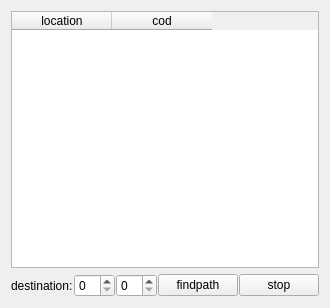
Old version of the form SaSH/form/mapform.ui in the repository bestkakkoii/SaSH.
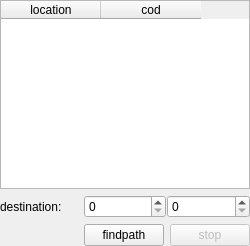
New version of the form.

```diff
--- a/SaSH/form/mapform.ui
+++ b/SaSH/form/mapform.ui
@@ -6,15 +6,35 @@
    <rect>
     <x>0</x>
     <y>0</y>
-    <width>293</width>
-    <height>308</height>
+    <width>250</width>
+    <height>246</height>
    </rect>
   </property>
   <property name="windowTitle">
    <string>MapForm</string>
   </property>
+  <property name="styleSheet">
+   <string notr="true"/>
+  </property>
   <layout class="QGridLayout" name="gridLayout">
+   <property name="leftMargin">
+    <number>0</number>
+   </property>
+   <property name="topMargin">
+    <number>0</number>
+   </property>
+   <property name="rightMargin">
+    <number>0</number>
+   </property>
+   <property name="bottomMargin">
+    <number>0</number>
+   </property>
+   <property name="spacing">
+    <number>0</number>
+   </property>
    <item row="0" column="0">
+    <layout class="QVBoxLayout" name="verticalLayout">
+     <item>
     <widget class="QTableWidget" name="tableWidget_map">
      <attribute name="verticalHeaderVisible">
       <bool>false</bool>
@@ -31,7 +51,7 @@
      </column>
     </widget>
    </item>
-   <item row="1" column="0">
+     <item>
     <layout class="QHBoxLayout" name="horizontalLayout_map">
      <property name="spacing">
       <number>1</number>
@@ -44,10 +64,35 @@
       </widget>
      </item>
      <item>
-      <widget class="QSpinBox" name="spinBox_findpath_x"/>
+        <widget class="QSpinBox" name="spinBox_findpath_x">
+         <property name="maximum">
+          <number>1500</number>
+         </property>
+        </widget>
      </item>
      <item>
-      <widget class="QSpinBox" name="spinBox_findpath_y"/>
+        <widget class="QSpinBox" name="spinBox_findpath_y">
+         <property name="maximum">
+          <number>1500</number>
+         </property>
+        </widget>
+       </item>
+      </layout>
+     </item>
+     <item>
+      <layout class="QHBoxLayout" name="horizontalLayout">
+       <item>
+        <spacer name="horizontalSpacer">
+         <property name="orientation">
+          <enum>Qt::Horizontal</enum>
+         </property>
+         <property name="sizeHint" stdset="0">
+          <size>
+           <width>40</width>
+           <height>20</height>
+          </size>
+         </property>
+        </spacer>
      </item>
      <item>
       <widget class="QPushButton" name="pushButton_findpath_start">
@@ -58,10 +103,15 @@
      </item>
      <item>
       <widget class="QPushButton" name="pushButton_findpath_stop">
+         <property name="enabled">
+          <bool>false</bool>
+         </property>
        <property name="text">
         <string>stop</string>
        </property>
       </widget>
+       </item>
+      </layout>
      </item>
     </layout>
    </item>
```
Left out of the diff: 9 changed lines with no effect on the pictures. Lines whose indentation alone changed are shown as unchanged.
